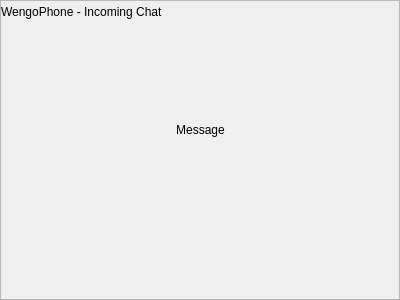
Above: wengophone/src/presentation/qt/toaster/QtChatToaster.ui from tkrotoff/WengoPhone before the change. Below: the same form after it.
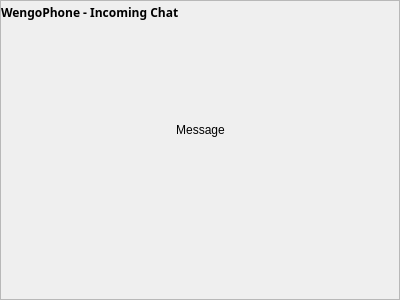
That is the form after the change. Icons and pictures are not drawn.

Commit message: * (gui) change some fonts to bold

Diff of the .ui file:
```diff
--- a/wengophone/src/presentation/qt/toaster/QtChatToaster.ui
+++ b/wengophone/src/presentation/qt/toaster/QtChatToaster.ui
@@ -195,6 +195,17 @@
         </item>
         <item row="0" column="0" >
          <widget class="QLabel" name="titleLabel" >
+          <property name="font" >
+           <font>
+            <family>Sans Serif</family>
+            <pointsize>9</pointsize>
+            <weight>75</weight>
+            <italic>false</italic>
+            <bold>true</bold>
+            <underline>false</underline>
+            <strikeout>false</strikeout>
+           </font>
+          </property>
           <property name="text" >
            <string>WengoPhone - Incoming Chat</string>
           </property>
```
The commit also changes 1 other file.
